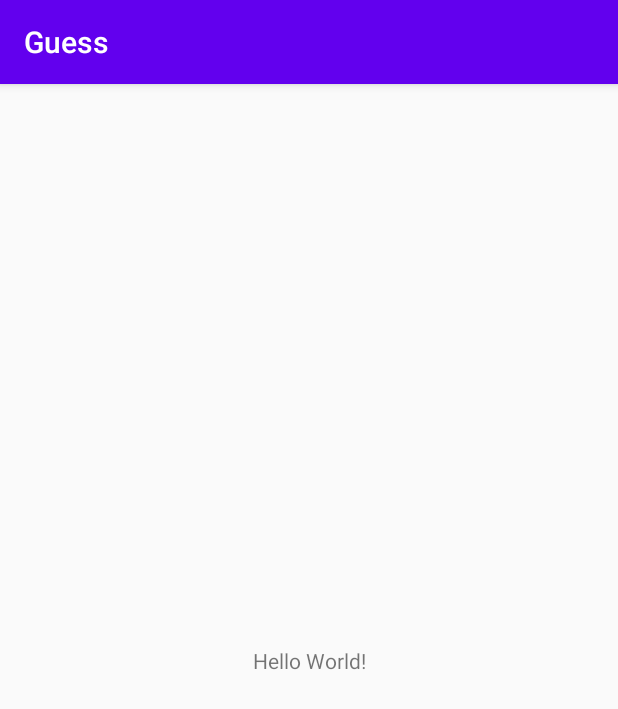
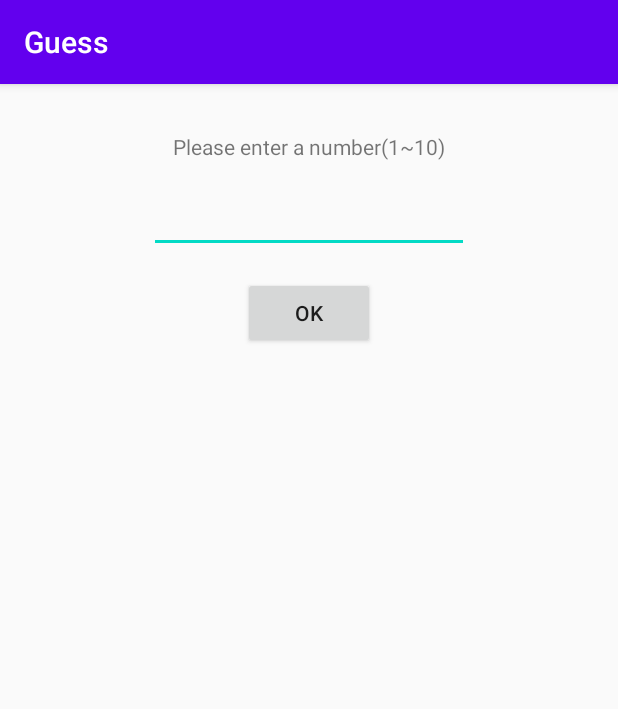
Before and after one commit to rich840213/Guess, an Android app: the screen it shows after launch (MainActivity), on a phone screen of 412 x 824 dp. Shown: the top 709 px of the screen. Run offline under Robolectric (Android 15) with nearby library versions, the phone set to English and light mode, and no system bars.

Commit message:
function design, toast, dialog

```diff
--- a/app/src/main/res/layout/activity_main.xml
+++ b/app/src/main/res/layout/activity_main.xml
@@ -7,12 +7,35 @@
     tools:context=".MainActivity">
 
     <TextView
+        android:id="@+id/textView2"
         android:layout_width="wrap_content"
         android:layout_height="wrap_content"
-        android:text="Hello World!"
-        app:layout_constraintBottom_toBottomOf="parent"
-        app:layout_constraintLeft_toLeftOf="parent"
-        app:layout_constraintRight_toRightOf="parent"
+        android:layout_marginStart="24dp"
+        android:layout_marginTop="32dp"
+        android:layout_marginEnd="24dp"
+        android:text="Please enter a number(1~10)"
+        app:layout_constraintEnd_toEndOf="parent"
+        app:layout_constraintStart_toStartOf="parent"
         app:layout_constraintTop_toTopOf="parent" />
 
+    <EditText
+        android:id="@+id/ed_number"
+        android:layout_width="wrap_content"
+        android:layout_height="wrap_content"
+        android:layout_marginTop="16dp"
+        android:ems="10"
+        android:inputType="textPersonName"
+        app:layout_constraintEnd_toEndOf="parent"
+        app:layout_constraintStart_toStartOf="parent"
+        app:layout_constraintTop_toBottomOf="@+id/textView2" />
+
+    <Button
+        android:id="@+id/button_ok"
+        android:layout_width="wrap_content"
+        android:layout_height="wrap_content"
+        android:layout_marginTop="16dp"
+        android:text="OK"
+        app:layout_constraintEnd_toEndOf="parent"
+        app:layout_constraintStart_toStartOf="parent"
+        app:layout_constraintTop_toBottomOf="@+id/ed_number" />
 </androidx.constraintlayout.widget.ConstraintLayout>
```
Also changed, not shown: app/src/main/java/com/jk/guess/MainActivity.kt (+26 -0 lines), app/src/main/java/com/jk/guess/SecretNumber.kt (added, +20 -0 lines).
